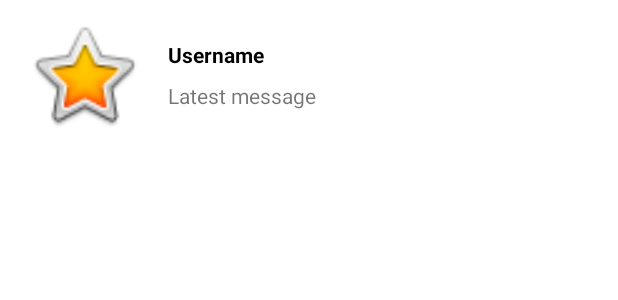
After one commit to Gevindu-Piyumal/Chat-Application-Kotlin, an Android app: the layout latest_message_row.xml on its own in the app's theme, with its tools: preview values and no code run, on a phone screen of 412 x 824 dp. The commit adds this screen. Shown: the top 300 px of the screen. Run offline under Robolectric (Android 15) with nearby library versions, the phone set to English and light mode, and no system bars.

Commit message:
Mostly completed

```diff
--- /dev/null
+++ b/app/src/main/res/layout/latest_message_row.xml
@@ -0,0 +1,48 @@
+<?xml version="1.0" encoding="utf-8"?>
+<androidx.constraintlayout.widget.ConstraintLayout xmlns:android="http://schemas.android.com/apk/res/android"
+    xmlns:app="http://schemas.android.com/apk/res-auto"
+    xmlns:tools="http://schemas.android.com/tools"
+    android:layout_width="match_parent"
+    android:layout_height="100dp">
+
+
+    <de.hdodenhof.circleimageview.CircleImageView
+        android:id="@+id/imageView_latestMessage"
+        android:layout_width="80dp"
+        android:layout_height="80dp"
+        android:layout_marginStart="16dp"
+        app:layout_constraintBottom_toBottomOf="parent"
+        app:layout_constraintStart_toStartOf="parent"
+        app:layout_constraintTop_toTopOf="parent"
+        tools:srcCompat="@android:drawable/btn_star_big_on" />
+
+    <TextView
+        android:id="@+id/username_textview_latestMessageRow"
+        android:layout_width="0dp"
+        android:layout_height="wrap_content"
+        android:layout_marginStart="16dp"
+        android:layout_marginEnd="16dp"
+        tools:text="Username"
+        android:textColor="@color/black"
+        android:textStyle="bold"
+        app:layout_constraintBottom_toTopOf="@+id/message_textview_latestMessageRow"
+        app:layout_constraintEnd_toEndOf="parent"
+        app:layout_constraintHorizontal_bias="0.5"
+        app:layout_constraintStart_toEndOf="@+id/imageView_latestMessage"
+        app:layout_constraintTop_toTopOf="parent"
+        app:layout_constraintVertical_chainStyle="packed" />
+
+    <TextView
+        android:id="@+id/message_textview_latestMessageRow"
+        android:layout_width="0dp"
+        android:layout_height="wrap_content"
+        android:layout_marginStart="16dp"
+        android:layout_marginTop="8dp"
+        android:layout_marginEnd="16dp"
+        tools:text="Latest message"
+        app:layout_constraintBottom_toBottomOf="parent"
+        app:layout_constraintEnd_toEndOf="parent"
+        app:layout_constraintHorizontal_bias="0.5"
+        app:layout_constraintStart_toEndOf="@+id/imageView_latestMessage"
+        app:layout_constraintTop_toBottomOf="@+id/username_textview_latestMessageRow" />
+</androidx.constraintlayout.widget.ConstraintLayout>
--- a/app/src/main/res/layout/user_row_new_message.xml
+++ b/app/src/main/res/layout/user_row_new_message.xml
@@ -3,13 +3,13 @@
     xmlns:app="http://schemas.android.com/apk/res-auto"
     xmlns:tools="http://schemas.android.com/tools"
     android:layout_width="match_parent"
-    android:layout_height="120dp">
+    android:layout_height="100dp">
 
 
     <de.hdodenhof.circleimageview.CircleImageView
         android:id="@+id/profilepic_imageview_userRowNewMessage"
-        android:layout_width="100dp"
-        android:layout_height="100dp"
+        android:layout_width="80dp"
+        android:layout_height="80dp"
         android:layout_marginStart="16dp"
         android:src="@mipmap/ic_launcher"
         app:civ_border_width="1dp"
```
Also changed, not shown: app/src/main/java/com/sender/messages/ChatLogActivity.kt (+7 -0 lines), app/src/main/java/com/sender/messages/LatestMessagesActivity.kt (+66 -5 lines), app/src/main/java/com/sender/views/LatestMessageRow.kt (added, +43 -0 lines), app/src/main/res/layout/activity_latest_messages.xml (+10 -0 lines).
